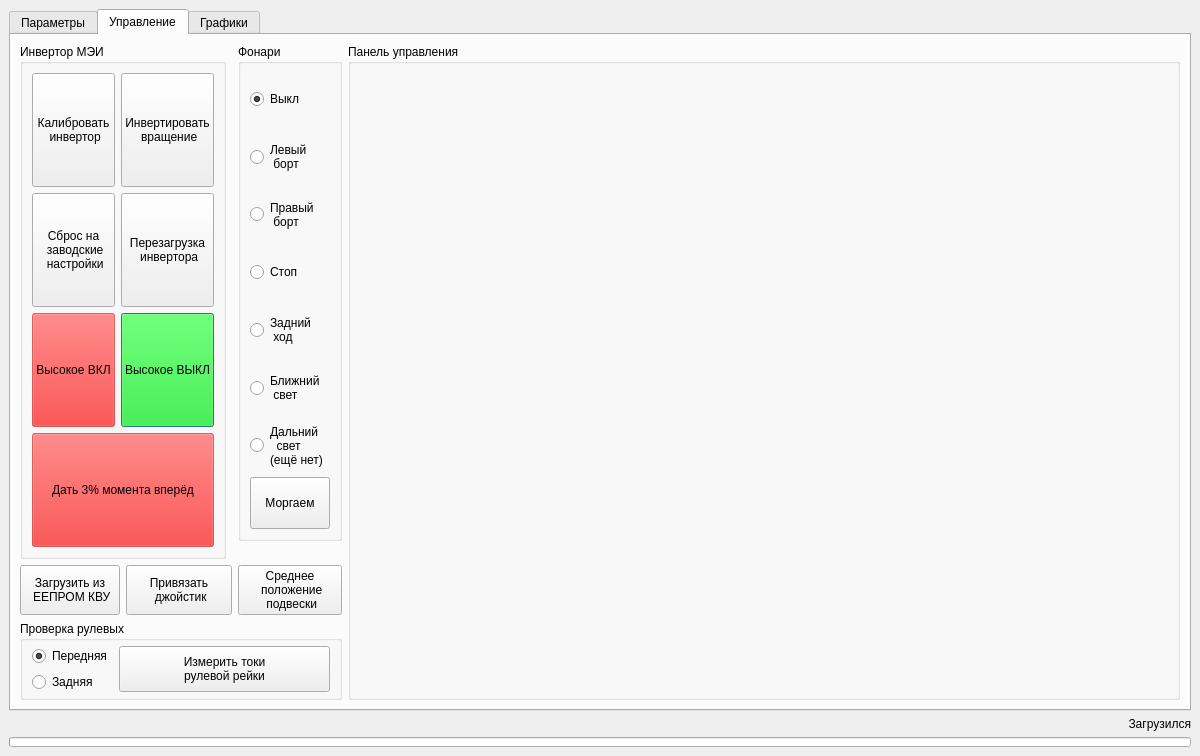
Qt form VMU_monitor_v3.ui (hochu-leto/EVIS) before a commit.
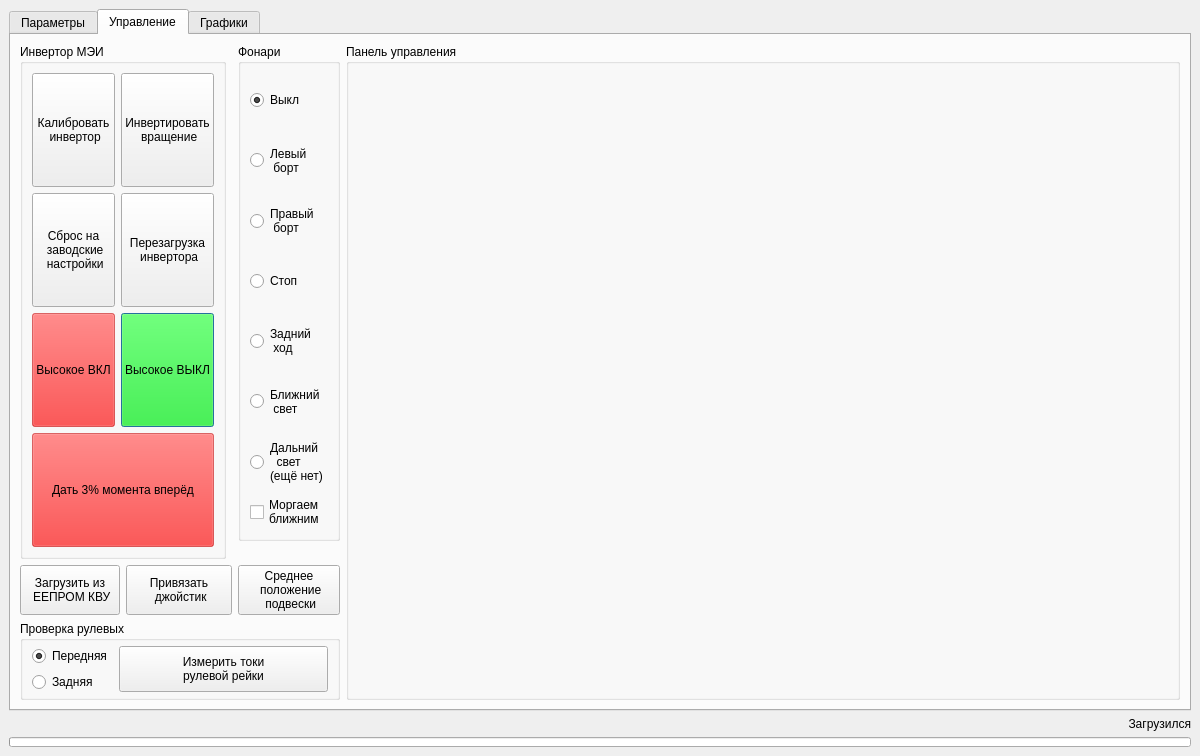
The same form after that commit. The open tabs and pages were chosen to show the change.

Patch:
```diff
--- a/VMU_monitor_v3.ui
+++ b/VMU_monitor_v3.ui
@@ -732,15 +732,10 @@
             </widget>
            </item>
            <item>
-            <widget class="QPushButton" name="flash_light_btn">
-             <property name="sizePolicy">
-              <sizepolicy hsizetype="Preferred" vsizetype="Expanding">
-               <horstretch>0</horstretch>
-               <verstretch>0</verstretch>
-              </sizepolicy>
-             </property>
+            <widget class="QCheckBox" name="flash_light_checkBox">
              <property name="text">
-              <string>Моргаем</string>
+              <string>Моргаем
+ближним</string>
              </property>
             </widget>
            </item>
```
